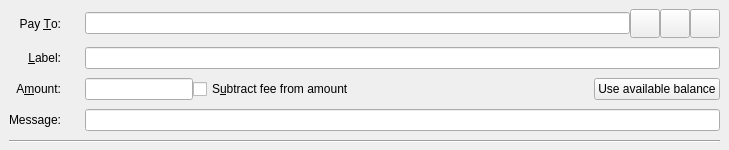
Sandokaaan/Earthcoin, file src/qt/forms/sendcoinsentry.ui: the form before one commit.
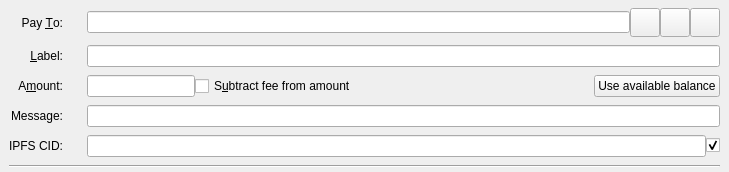
The form after the commit. Icons and pictures are not drawn. Custom widgets are drawn as their Qt base class.

Commit message: Composed txComments for gui-wallet

```diff
--- a/src/qt/forms/sendcoinsentry.ui
+++ b/src/qt/forms/sendcoinsentry.ui
@@ -7,7 +7,7 @@
     <x>0</x>
     <y>0</y>
     <width>729</width>
-    <height>150</height>
+    <height>172</height>
    </rect>
   </property>
   <property name="focusPolicy">
@@ -36,47 +36,6 @@
     <property name="verticalSpacing">
      <number>8</number>
     </property>
-    <item row="2" column="2">
-     <layout class="QHBoxLayout" name="horizontalLayoutAmount" stretch="0,1,0">
-      <item>
-       <widget class="EarthcoinAmountField" name="payAmount"/>
-      </item>
-      <item>
-       <widget class="QCheckBox" name="checkboxSubtractFeeFromAmount">
-        <property name="toolTip">
-         <string>The fee will be deducted from the amount being sent. The recipient will receive less earthcoins than you enter in the amount field. If multiple recipients are selected, the fee is split equally.</string>
-        </property>
-        <property name="text">
-         <string>S&amp;ubtract fee from amount</string>
-        </property>
-       </widget>
-      </item>
-      <item>
-       <widget class="QPushButton" name="useAvailableBalanceButton">
-        <property name="text">
-         <string>Use available balance</string>
-        </property>
-       </widget>
-      </item>
-     </layout>
-    </item>
-    <item row="3" column="0">
-     <widget class="QLabel" name="messageLabel">
-      <property name="text">
-       <string>Message:</string>
-      </property>
-      <property name="alignment">
-       <set>Qt::AlignRight|Qt::AlignTrailing|Qt::AlignVCenter</set>
-      </property>
-     </widget>
-    </item>
-    <item row="4" column="0" colspan="3">
-     <widget class="Line" name="line">
-      <property name="orientation">
-       <enum>Qt::Horizontal</enum>
-      </property>
-     </widget>
-    </item>
     <item row="0" column="0">
      <widget class="QLabel" name="payToLabel">
       <property name="text">
@@ -90,10 +49,10 @@
       </property>
      </widget>
     </item>
-    <item row="1" column="0">
-     <widget class="QLabel" name="labellLabel">
+    <item row="6" column="0">
+     <widget class="QLabel" name="messageLabel">
       <property name="text">
-       <string>&amp;Label:</string>
+       <string>Message:</string>
       </property>
       <property name="alignment">
        <set>Qt::AlignRight|Qt::AlignTrailing|Qt::AlignVCenter</set>
@@ -103,12 +62,8 @@
       </property>
      </widget>
     </item>
-    <item row="1" column="2">
-     <widget class="QLineEdit" name="addAsLabel">
-      <property name="toolTip">
-       <string>Enter a label for this address to add it to the list of used addresses</string>
-      </property>
-     </widget>
+    <item row="6" column="2">
+     <widget class="QLineEdit" name="messageTextLabel"/>
     </item>
     <item row="0" column="2">
      <layout class="QHBoxLayout" name="payToLayout">
@@ -190,7 +145,7 @@
       </item>
      </layout>
     </item>
-    <item row="2" column="0">
+    <item row="3" column="0">
      <widget class="QLabel" name="amountLabel">
       <property name="text">
        <string>A&amp;mount:</string>
@@ -204,7 +159,86 @@
      </widget>
     </item>
     <item row="3" column="2">
-     <widget class="QLineEdit" name="messageTextLabel"/>
+     <layout class="QHBoxLayout" name="horizontalLayoutAmount" stretch="0,1,0">
+      <item>
+       <widget class="EarthcoinAmountField" name="payAmount"/>
+      </item>
+      <item>
+       <widget class="QCheckBox" name="checkboxSubtractFeeFromAmount">
+        <property name="toolTip">
+         <string>The fee will be deducted from the amount being sent. The recipient will receive less earthcoins than you enter in the amount field. If multiple recipients are selected, the fee is split equally.</string>
+        </property>
+        <property name="text">
+         <string>S&amp;ubtract fee from amount</string>
+        </property>
+       </widget>
+      </item>
+      <item>
+       <widget class="QPushButton" name="useAvailableBalanceButton">
+        <property name="text">
+         <string>Use available balance</string>
+        </property>
+       </widget>
+      </item>
+     </layout>
+    </item>
+    <item row="7" column="0">
+     <widget class="QLabel" name="cidLabel">
+      <property name="text">
+       <string>IPFS CID:</string>
+      </property>
+      <property name="alignment">
+       <set>Qt::AlignRight|Qt::AlignTrailing|Qt::AlignVCenter</set>
+      </property>
+     </widget>
+    </item>
+    <item row="9" column="0" colspan="3">
+     <widget class="Line" name="line">
+      <property name="orientation">
+       <enum>Qt::Horizontal</enum>
+      </property>
+     </widget>
+    </item>
+    <item row="1" column="0">
+     <widget class="QLabel" name="labellLabel">
+      <property name="text">
+       <string>&amp;Label:</string>
+      </property>
+      <property name="alignment">
+       <set>Qt::AlignRight|Qt::AlignTrailing|Qt::AlignVCenter</set>
+      </property>
+      <property name="buddy">
+       <cstring>addAsLabel</cstring>
+      </property>
+     </widget>
+    </item>
+    <item row="1" column="2">
+     <widget class="QLineEdit" name="addAsLabel">
+      <property name="toolTip">
+       <string>Enter a label for this address to add it to the list of used addresses</string>
+      </property>
+     </widget>
+    </item>
+    <item row="7" column="2">
+     <layout class="QHBoxLayout" name="horizontalLayoutMessageCID">
+      <item>
+       <widget class="QLineEdit" name="cidTextLabel">
+        <property name="enabled">
+         <bool>true</bool>
+        </property>
+       </widget>
+      </item>
+      <item>
+       <widget class="QCheckBox" name="checkBoxCID">
+        <property name="text">
+         <string/>
+        </property>
+        <property name="checked">
+         <bool>true</bool>
+        </property>
+       </widget>
+      </item>
+     </layout>
     </item>
    </layout>
   </widget>
```
Left out of the diff: 4 changed lines with no effect on the pictures. The commit also changes 4 other files.
